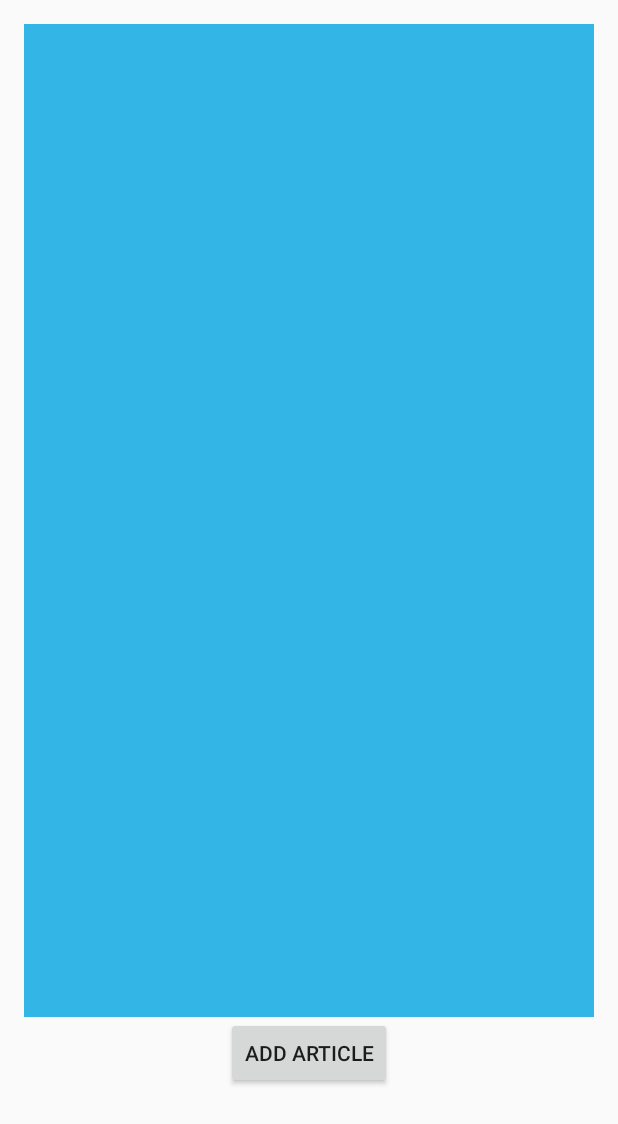
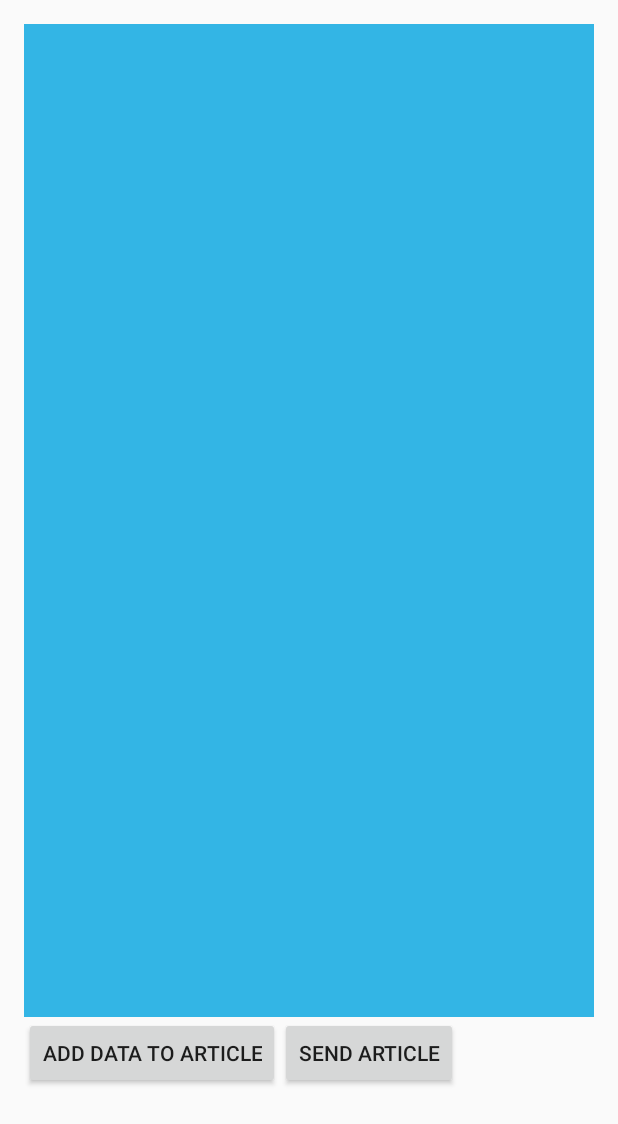
Before and after one commit to sunith87/NewsCodefest, an Android app: the screen it shows after launch (HomeActivity), on a phone screen of 412 x 824 dp. Shown: the top 1124 px of the screen. Run offline under Robolectric (Android 15) with nearby library versions, the phone set to English and light mode, and no system bars.

```diff
--- a/Codefest/app/build.gradle
+++ b/Codefest/app/build.gradle
@@ -22,6 +22,8 @@ android {
 dependencies {
     compile fileTree(dir: 'libs', include: ['*.jar'])
     compile 'com.android.support:appcompat-v7:23.0.0'
+    compile 'com.google.code.gson:gson:2.2.4'
+    compile('com.google.guava:guava:18.0')
     compile 'com.amazonaws:aws-android-sdk-core:2.+'
     compile 'com.amazonaws:aws-android-sdk-cognito:2.+'
     compile 'com.amazonaws:aws-android-sdk-s3:2.+'
--- a/Codefest/app/src/main/res/layout/activity_home.xml
+++ b/Codefest/app/src/main/res/layout/activity_home.xml
@@ -9,20 +9,37 @@
     tools:context=".HomeActivity">
 
 
-    <Button
-        android:id="@+id/btnAdd"
-        android:layout_width="wrap_content"
+    <LinearLayout
+
+        android:id="@+id/btnWrapper"
+        android:layout_width="match_parent"
         android:layout_height="wrap_content"
         android:layout_alignParentBottom="true"
         android:layout_centerHorizontal="true"
         android:layout_marginBottom="82dp"
-        android:text="Add Article" />
+        android:orientation="horizontal">
+
+        <Button
+            android:id="@+id/btnAdd"
+            android:layout_width="wrap_content"
+            android:layout_height="wrap_content"
+
+            android:text="Add data to Article" />
+
+        <Button
+            android:layout_width="wrap_content"
+            android:layout_height="wrap_content"
+            android:id="@+id/btnSubmit"
+            android:text="Send Article" />
+
+    </LinearLayout>
+
 
     <ScrollView
         android:layout_width="wrap_content"
         android:layout_height="wrap_content"
         android:layout_alignParentTop="true"
-        android:layout_above="@id/btnAdd"
+        android:layout_above="@id/btnWrapper"
         android:fillViewport="true">
 
         <ListView
```
Also changed, not shown: Codefest/app/src/main/java/com/example/snair/codefest/ArticleClient.java (added, +94 -0 lines), Codefest/app/src/main/java/com/example/snair/codefest/ArticleData.java (added, +32 -0 lines), Codefest/app/src/main/java/com/example/snair/codefest/HomeActivity.java (+34 -0 lines), 1 other file.
